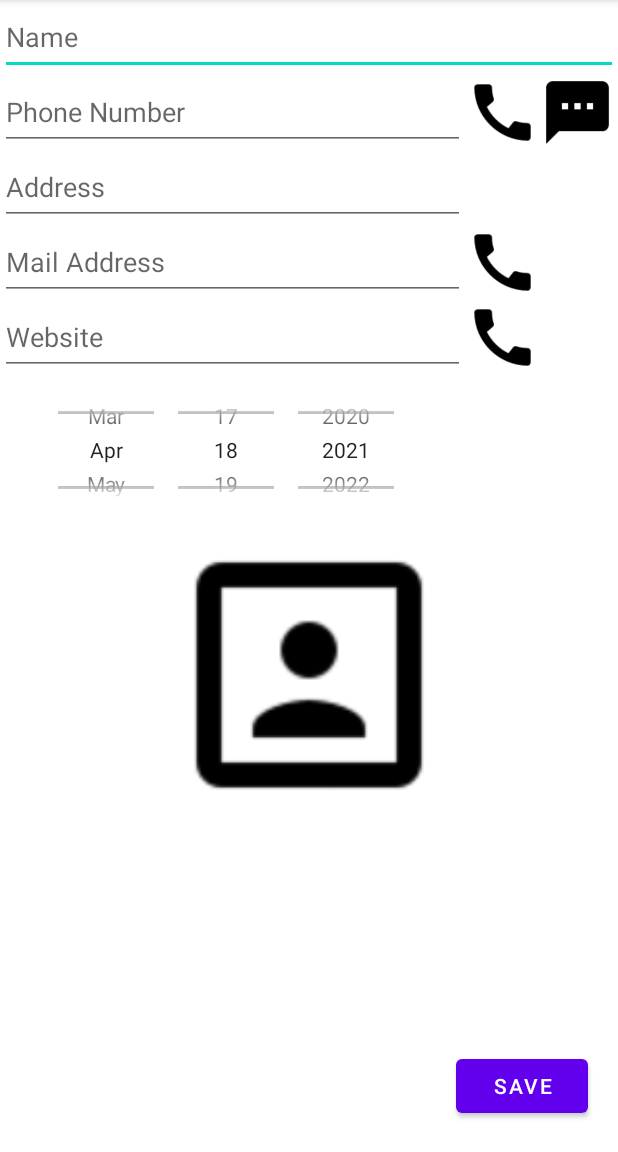
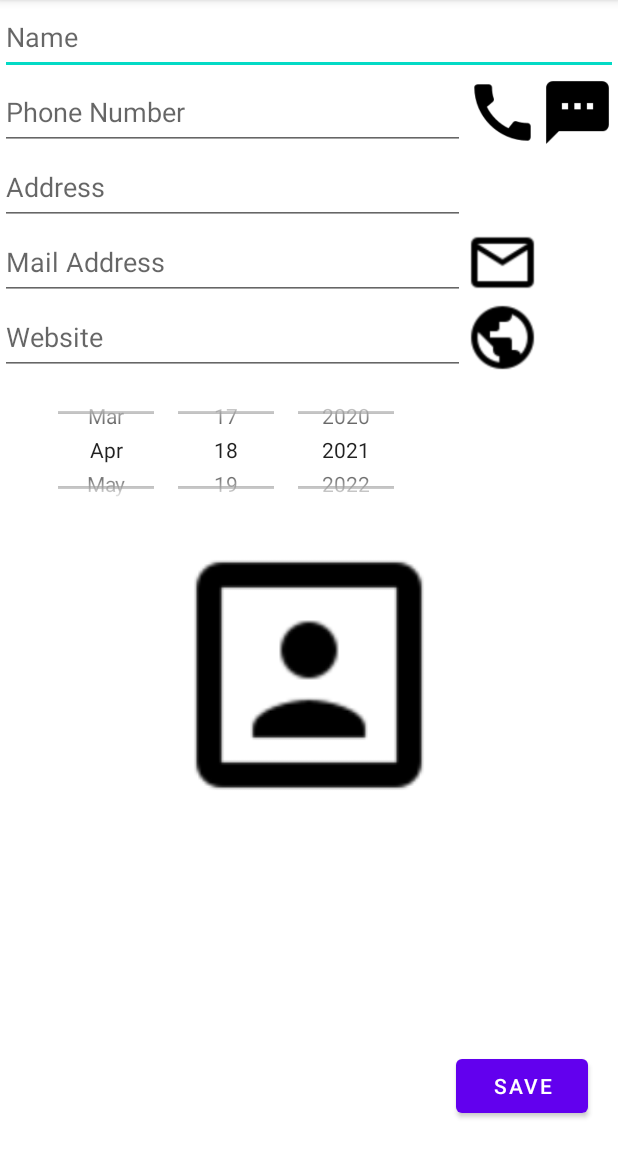
Before and after one commit to Christensenkim/MyFriends, an Android app: the DetailsActivity screen opened directly, with no data from a screen before it, on a phone screen of 412 x 824 dp, the part 84-1236 px from its top. Run offline under Robolectric (Android 15) with nearby library versions, the phone set to English and light mode, and no system bars; our stand-ins replace Room's generated code; pictures from the network do not load.

Commit message:
updated icons

```diff
--- a/app/src/main/res/layout/activity_details.xml
+++ b/app/src/main/res/layout/activity_details.xml
@@ -56,7 +56,7 @@
                 android:layout_width="50dp"
                 android:layout_height="match_parent"
                 android:onClick="eMail"
-                android:background="@drawable/baseline_call_black_48dp"/>
+                android:background="@drawable/outline_email_black_48dp"/>
         </LinearLayout>
         <LinearLayout
             android:layout_width="wrap_content"
@@ -72,7 +72,7 @@
                 android:layout_width="50dp"
                 android:layout_height="match_parent"
                 android:onClick="webSite"
-                android:background="@drawable/baseline_call_black_48dp"/>
+                android:background="@drawable/outline_public_black_48dp"/>
         </LinearLayout>
         <DatePicker
             android:id="@+id/birthday"
```
Also changed, not shown: app/src/main/res/drawable/outline_email_black_48dp.png (added), app/src/main/res/drawable/outline_public_black_48dp.png (added).
